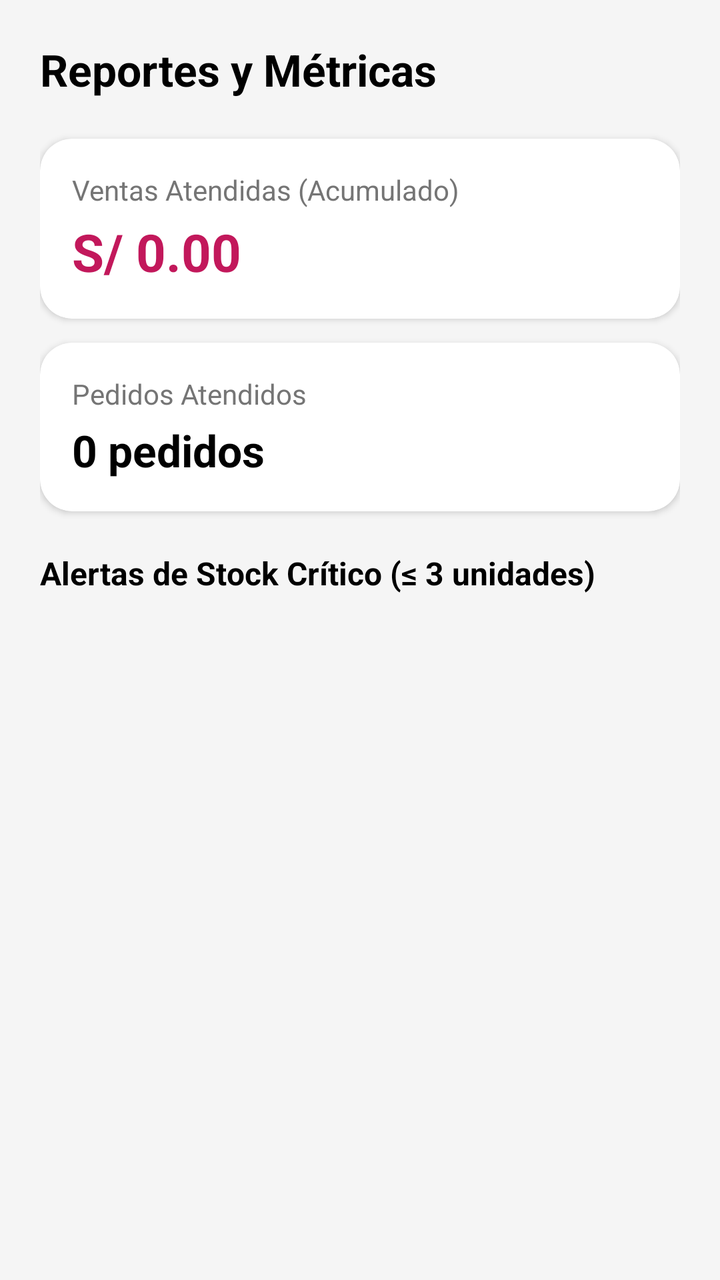
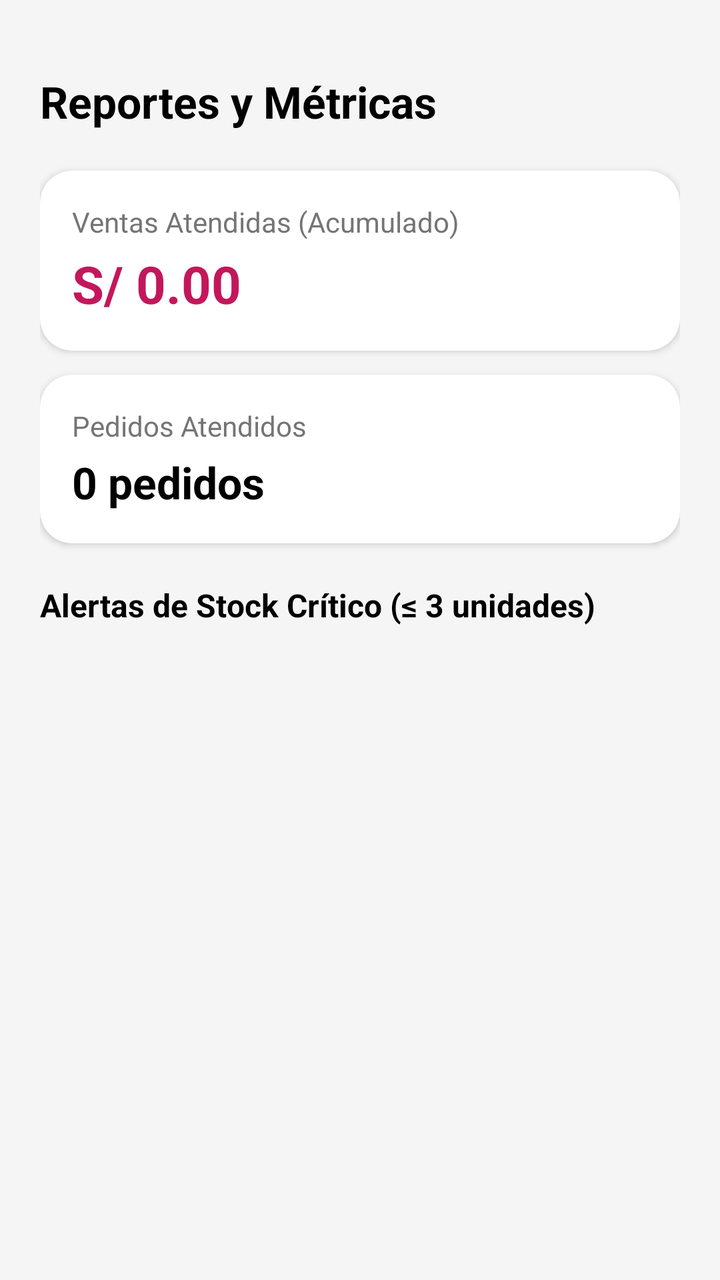

Before-and-after screenshots of an Android layout around one commit, followed by the original layout XML and the change that was made.
<!-- AndroidManifest.xml: application theme Theme.ModaApp -->
<!-- res/layout/activity_reportes.xml -->
<?xml version="1.0" encoding="utf-8"?>
<ScrollView xmlns:android="http://schemas.android.com/apk/res/android"
    xmlns:app="http://schemas.android.com/apk/res-auto"
    xmlns:tools="http://schemas.android.com/tools"
    android:layout_width="match_parent"
    android:layout_height="match_parent"
    android:background="@color/fondo_gris"
    android:fillViewport="true"
    tools:context=".ReportesActivity">

    <LinearLayout
        android:layout_width="match_parent"
        android:layout_height="wrap_content"
        android:orientation="vertical"
        android:padding="20dp">

        
        <TextView
            android:layout_width="wrap_content"
            android:layout_height="wrap_content"
            android:text="Reportes y Métricas"
            android:textSize="22sp"
            android:textStyle="bold"
            android:textColor="@color/black"
            android:layout_marginBottom="20dp" />

        
        <com.google.android.material.card.MaterialCardView
            android:layout_width="match_parent"
            android:layout_height="wrap_content"
            android:layout_marginBottom="12dp"
            app:cardCornerRadius="16dp"
            app:cardElevation="2dp"
            app:cardBackgroundColor="@color/white"
            app:strokeWidth="0dp">

            <LinearLayout
                android:layout_width="match_parent"
                android:layout_height="wrap_content"
                android:orientation="vertical"
                android:padding="16dp">

                <TextView
                    android:layout_width="wrap_content"
                    android:layout_height="wrap_content"
                    android:text="Ventas Atendidas (Acumulado)"
                    android:textSize="14sp"
                    android:textColor="#757575" />

                <TextView
                    android:id="@+id/tvMontoTotalVentas"
                    android:layout_width="wrap_content"
                    android:layout_height="wrap_content"
                    android:text="S/ 0.00"
                    android:textSize="26sp"
                    android:textStyle="bold"
                    android:textColor="@color/rosa_moda"
                    android:layout_marginTop="4dp" />
            </LinearLayout>
        </com.google.android.material.card.MaterialCardView>

        
        <com.google.android.material.card.MaterialCardView
            android:layout_width="match_parent"
            android:layout_height="wrap_content"
            android:layout_marginBottom="20dp"
            app:cardCornerRadius="16dp"
            app:cardElevation="2dp"
            app:cardBackgroundColor="@color/white"
            app:strokeWidth="0dp">

            <LinearLayout
                android:layout_width="match_parent"
                android:layout_height="wrap_content"
                android:orientation="vertical"
                android:padding="16dp">

                <TextView
                    android:layout_width="wrap_content"
                    android:layout_height="wrap_content"
                    android:text="Pedidos Atendidos"
                    android:textSize="14sp"
                    android:textColor="#757575" />

                <TextView
                    android:id="@+id/tvCantidadPedidosAtendidos"
                    android:layout_width="wrap_content"
                    android:layout_height="wrap_content"
                    android:text="0 pedidos"
                    android:textSize="22sp"
                    android:textStyle="bold"
                    android:textColor="@color/black"
                    android:layout_marginTop="4dp" />
            </LinearLayout>
        </com.google.android.material.card.MaterialCardView>

        
        <TextView
            android:layout_width="wrap_content"
            android:layout_height="wrap_content"
            android:text="Alertas de Stock Crítico (≤ 3 unidades)"
            android:textSize="16sp"
            android:textStyle="bold"
            android:textColor="@color/black"
            android:layout_marginBottom="12dp" />

        
        <androidx.recyclerview.widget.RecyclerView
            android:id="@+id/rvStockCritico"
            android:layout_width="match_parent"
            android:layout_height="wrap_content"
            android:nestedScrollingEnabled="false" />

    </LinearLayout>
</ScrollView>
<!-- resources referenced by this layout -->
<resources>
  <color name="black">#FF000000</color>
  <color name="fondo_gris">#F5F5F5</color>
  <color name="rosa_moda">#C2185B</color>
  <color name="white">#FFFFFFFF</color>
  <style name="Theme.ModaApp" parent="Base.Theme.ModaApp" />
  <style name="Base.Theme.ModaApp" parent="Theme.Material3.DayNight.NoActionBar">
          
          <item name="colorPrimary">@color/rosa_moda</item>
          <item name="colorOnPrimary">@color/white</item>
  
          
          <item name="android:statusBarColor">@color/rosa_oscuro</item>
      </style>
  <color name="rosa_oscuro">#880E4F</color>
</resources>

<!-- the commit's change to res/layout/activity_reportes.xml (unified diff, before → after) -->
@@ -12,9 +12,11 @@
         android:layout_width="match_parent"
         android:layout_height="wrap_content"
         android:orientation="vertical"
-        android:padding="20dp">
+        android:paddingStart="20dp"
+        android:paddingEnd="20dp"
+        android:paddingTop="36dp"
+        android:paddingBottom="20dp">
 
-        
         <TextView
             android:layout_width="wrap_content"
             android:layout_height="wrap_content"
@@ -24,7 +26,6 @@
             android:textColor="@color/black"
             android:layout_marginBottom="20dp" />
 
-        
         <com.google.android.material.card.MaterialCardView
             android:layout_width="match_parent"
             android:layout_height="wrap_content"
@@ -59,7 +60,6 @@
             </LinearLayout>
         </com.google.android.material.card.MaterialCardView>
 
-        
         <com.google.android.material.card.MaterialCardView
             android:layout_width="match_parent"
             android:layout_height="wrap_content"
@@ -94,7 +94,6 @@
             </LinearLayout>
         </com.google.android.material.card.MaterialCardView>
 
-        
         <TextView
             android:layout_width="wrap_content"
             android:layout_height="wrap_content"
@@ -104,7 +103,6 @@
             android:textColor="@color/black"
             android:layout_marginBottom="12dp" />
 
-        
         <androidx.recyclerview.widget.RecyclerView
             android:id="@+id/rvStockCritico"
             android:layout_width="match_parent"
